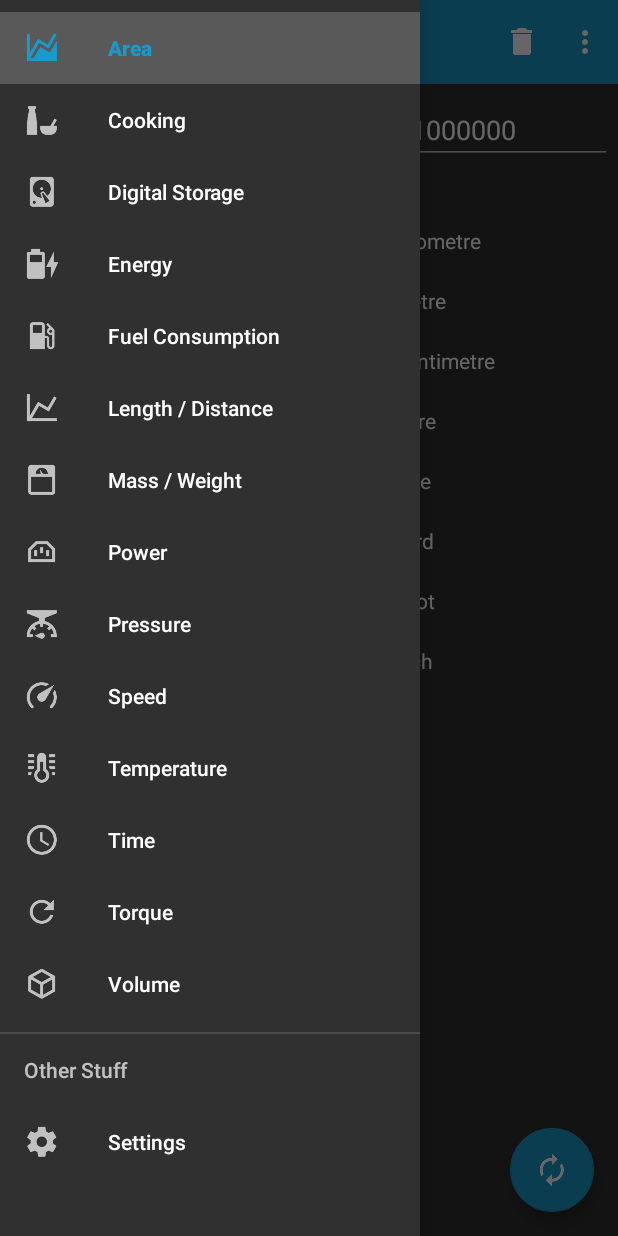
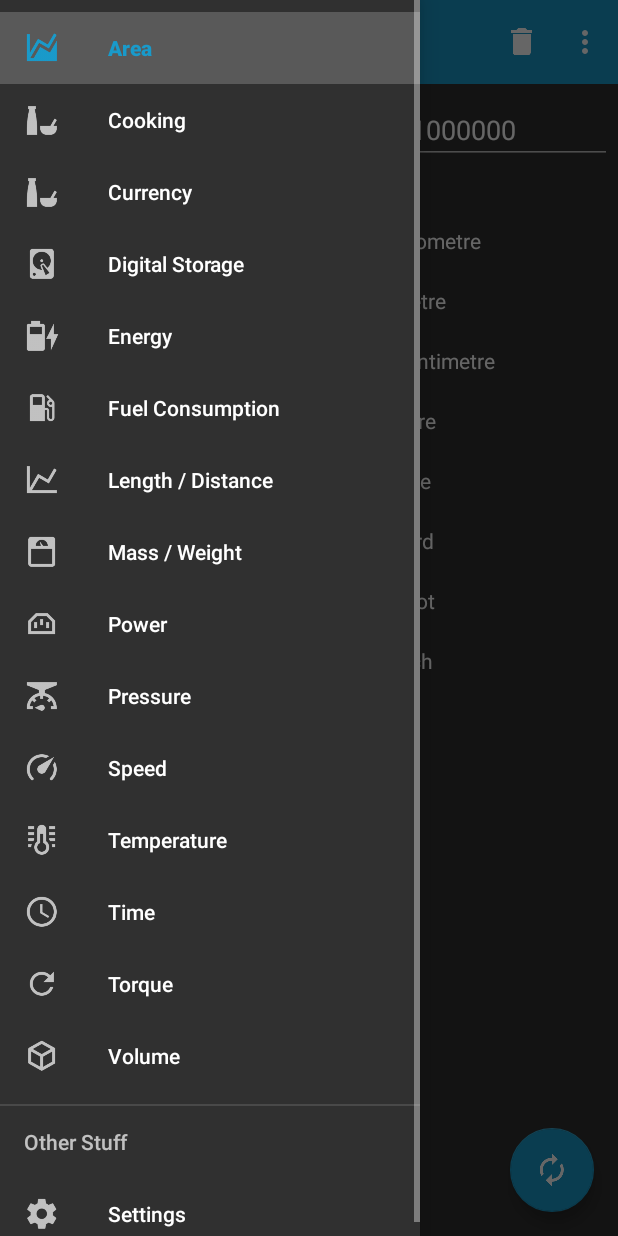
Before and after one commit to physphil/UnitConverterUltimate, an Android app: the screen it shows after launch (MainActivity), with the side drawer open, on a phone screen of 412 x 824 dp. Run offline under Robolectric (Android 15) with nearby library versions, the phone set to English and light mode, and no system bars; libraries missing offline, so code that uses them is left out: com.melnykov.fab; plain views replace FloatingActionButton, ObservableScrollView; 5 statements that could not run were skipped.

Commit message:
added currency units to map, and strings for currency units

```diff
--- a/app/src/main/java/com/physphil/android/unitconverterultimate/MainActivity.java
+++ b/app/src/main/java/com/physphil/android/unitconverterultimate/MainActivity.java
@@ -113,7 +113,8 @@ public class MainActivity extends BaseActivity implements SharedPreferences.OnSh
             @Override
             public void onResponse(Call<CurrencyResponse> call, Response<CurrencyResponse> response)
             {
-                Log.d("PS", "in successful response");
+                Preferences.getInstance(MainActivity.this).saveLatestCurrency(response.body());
+                Conversions.getInstance().getCurrencyConversions(MainActivity.this);
             }
 
             @Override
@@ -174,6 +175,9 @@ public class MainActivity extends BaseActivity implements SharedPreferences.OnSh
 
             case R.id.drawer_cooking:
                 return Conversion.COOKING;
+
+            case R.id.drawer_currency:
+                return Conversion.CURRENCY;
 
             case R.id.drawer_storage:
                 return Conversion.STORAGE;
--- a/app/src/main/java/com/physphil/android/unitconverterultimate/models/Conversion.java
+++ b/app/src/main/java/com/physphil/android/unitconverterultimate/models/Conversion.java
@@ -30,6 +30,7 @@ public final class Conversion
     // Use @IntDef for type safety
     public static final int AREA = 0;
     public static final int COOKING = 1;
+    public static final int CURRENCY = 14;
     public static final int STORAGE = 2;
     public static final int ENERGY = 3;
     public static final int FUEL = 4;
@@ -47,7 +48,7 @@ public final class Conversion
     private int labelResource;
     private List<Unit> units;
 
-    @IntDef({AREA, COOKING, STORAGE, ENERGY, FUEL, LENGTH, MASS, POWER, PRESSURE, SPEED,
+    @IntDef({AREA, COOKING, CURRENCY, STORAGE, ENERGY, FUEL, LENGTH, MASS, POWER, PRESSURE, SPEED,
     TEMPERATURE, TIME, TORQUE, VOLUME})
     public @interface id{}
 
--- a/app/src/main/java/com/physphil/android/unitconverterultimate/models/Unit.java
+++ b/app/src/main/java/com/physphil/android/unitconverterultimate/models/Unit.java
@@ -33,6 +33,38 @@ public class Unit
     public static final int SQ_FOOT = 6;
     public static final int SQ_INCH = 7;
     public static final int ACRE = 8;
+
+    public static final int AUD = 1300;
+    public static final int BGN = 1301;
+    public static final int BRL = 1302;
+    public static final int CDN = 1303;
+    public static final int CHF = 1304;
+    public static final int CNY = 1305;
+    public static final int CZK = 1306;
+    public static final int DKK = 1307;
+    public static final int GBP = 1308;
+    public static final int HKD = 1309;
+    public static final int HRK = 1310;
+    public static final int HUF = 1311;
+    public static final int IDR = 1312;
+    public static final int ILS = 1313;
+    public static final int INR = 1314;
+    public static final int JPY = 1315;
+    public static final int KRW = 1316;
+    public static final int MXN = 1317;
+    public static final int MYR = 1318;
+    public static final int NOK = 1319;
+    public static final int NZD = 1320;
+    public static final int PHP = 1321;
+    public static final int PLN = 1322;
+    public static final int RON = 1323;
+    public static final int RUB = 1324;
+    public static final int SEK = 1325;
+    public static final int SGD = 1326;
+    public static final int THB = 1327;
+    public static final int LIRA = 1328;
+    public static final int USD = 1329;
+    public static final int ZAR = 1330;
 
     public static final int BIT = 100;
     public static final int BYTE = 101;
@@ -157,6 +189,7 @@ public class Unit
     public static final int CUBIC_YARD = 1219;
 
     @IntDef({SQ_KILOMETRES, SQ_METRES, SQ_CENTIMETRES, HECTARE, SQ_MILE, SQ_YARD, SQ_FOOT, SQ_INCH, ACRE,
+            AUD, BGN, BRL, CDN, CHF, CNY, CZK, DKK, GBP, HKD, HRK, HUF, IDR, ILS, INR, JPY, KRW, MXN, MYR, NOK, NZD, PHP, PLN, RON, RUB, SEK, SGD, THB, LIRA, USD, ZAR,
             BIT, BYTE, KILOBIT, KILOBYTE, MEGABIT, MEGABYTE, GIGABIT, GIGABYTE, TERABIT, TERABYTE,
             JOULE, KILOJOULE, CALORIE, KILOCALORIE, BTU, FT_LBF, IN_LBF, KILOWATT_HOUR, ELECTRON_VOLT,
             MPG_US, MPG_UK, L_100K, KM_L, MILES_L,
--- a/app/src/main/res/menu/menu_navigation_drawer.xml
+++ b/app/src/main/res/menu/menu_navigation_drawer.xml
@@ -29,6 +29,11 @@
             android:id="@+id/drawer_cooking"
             android:icon="@drawable/ic_cooking"
             android:title="@string/cooking"/>
+
+        <item
+            android:id="@+id/drawer_currency"
+            android:icon="@drawable/ic_cooking"
+            android:title="@string/currency"/>
 
         <item
             android:id="@+id/drawer_storage"
--- a/app/src/main/res/values/strings.xml
+++ b/app/src/main/res/values/strings.xml
@@ -67,6 +67,7 @@
     <!-- Conversions -->
     <string name="area">Area</string>
     <string name="cooking">Cooking</string>
+    <string name="currency">Currency</string>
     <string name="storage">Digital Storage</string>
     <string name="energy">Energy</string>
     <string name="fuel_consumption">Fuel Consumption</string>
@@ -225,4 +226,37 @@
     <string name="cubic_foot">Cubic Foot</string>
     <string name="cubic_yard">Cubic Yard</string>
 
+    <!-- Currency -->
+    <string name="aud">Australian Dollar</string>
+    <string name="bgn">Bulgarian Lev</string>
+    <string name="brl">Brazilian Real</string>
+    <string name="cdn">Canadian Dollar</string>
+    <string name="chf">Swiss Franc</string>
+    <string name="cny">Chinese Yuan</string>
+    <string name="czk">Czech Koruna</string>
+    <string name="dkk">Danish Krone</string>
+    <string name="gbp">British Pound</string>
+    <string name="hkd">Hong Kong Dollar</string>
+    <string name="hrk">Croatian Kuna</string>
+    <string name="huf">Hungarian Forint</string>
+    <string name="idr">Indonesian Rupiah</string>
+    <string name="ils">Israeli Shekel</string>
+    <string name="inr">Indian Rupee</string>
+    <string name="jpy">Japanese Yen</string>
+    <string name="krw">Korean Won</string>
+    <string name="mxn">Mexican Peso</string>
+    <string name="myr">Malaysian Ringgit</string>
+    <string name="nok">Norwegian Krone</string>
+    <string name="nzd">New Zealand Dollar</string>
+    <string name="php">Philippine Peso</string>
+    <string name="pln">Polish Zloty</string>
+    <string name="ron">Romanian Leu</string>
+    <string name="rub">Russian Rouble</string>
+    <string name="sek">Swedish Krona</string>
+    <string name="sgd">Singapore Dollar</string>
+    <string name="thb">Thai Baht</string>
+    <string name="lira">Turkish Lira</string>
+    <string name="usd">US Dollar</string>
+    <string name="zar">South African Rand</string>
+
 </resources>
```
Also changed, not shown: app/src/main/java/com/physphil/android/unitconverterultimate/Preferences.java (+21 -0 lines), app/src/main/java/com/physphil/android/unitconverterultimate/api/FixerAPi.java (+16 -0 lines), app/src/main/java/com/physphil/android/unitconverterultimate/api/FixerService.java (+16 -0 lines), app/src/main/java/com/physphil/android/unitconverterultimate/api/models/CurrencyResponse.java (+16 -0 lines), app/src/main/java/com/physphil/android/unitconverterultimate/api/models/Rates.java (+23 -0 lines), app/src/main/java/com/physphil/android/unitconverterultimate/util/Conversions.java (+44 -0 lines). Lines whose indentation alone changed are shown as unchanged.
